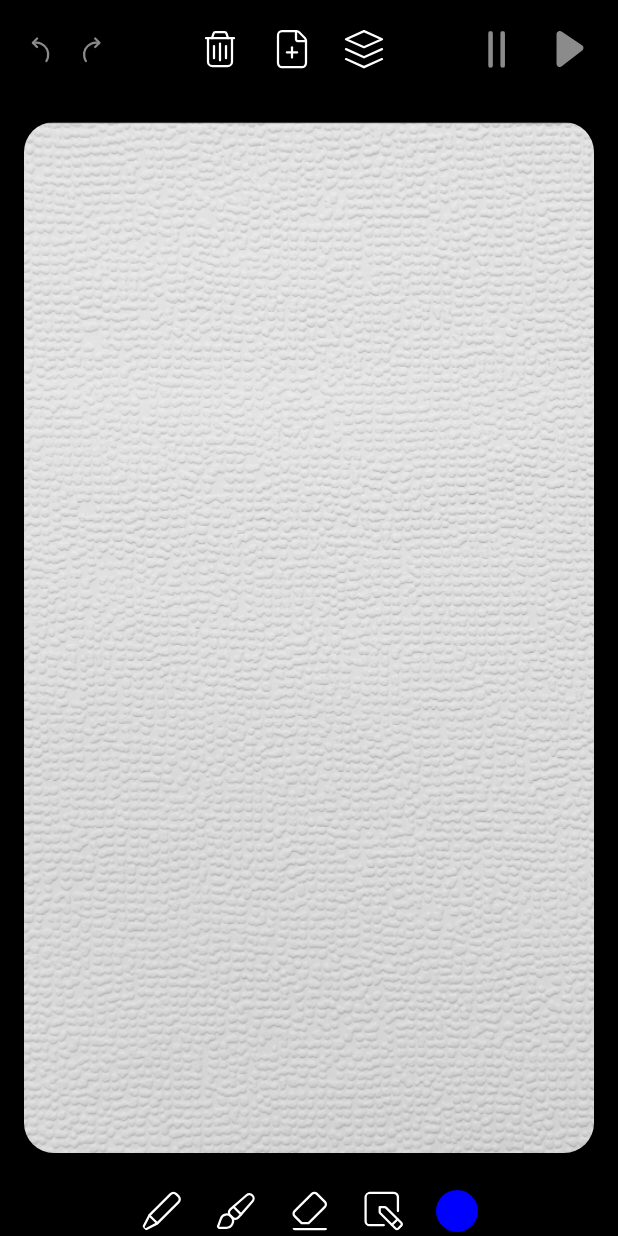
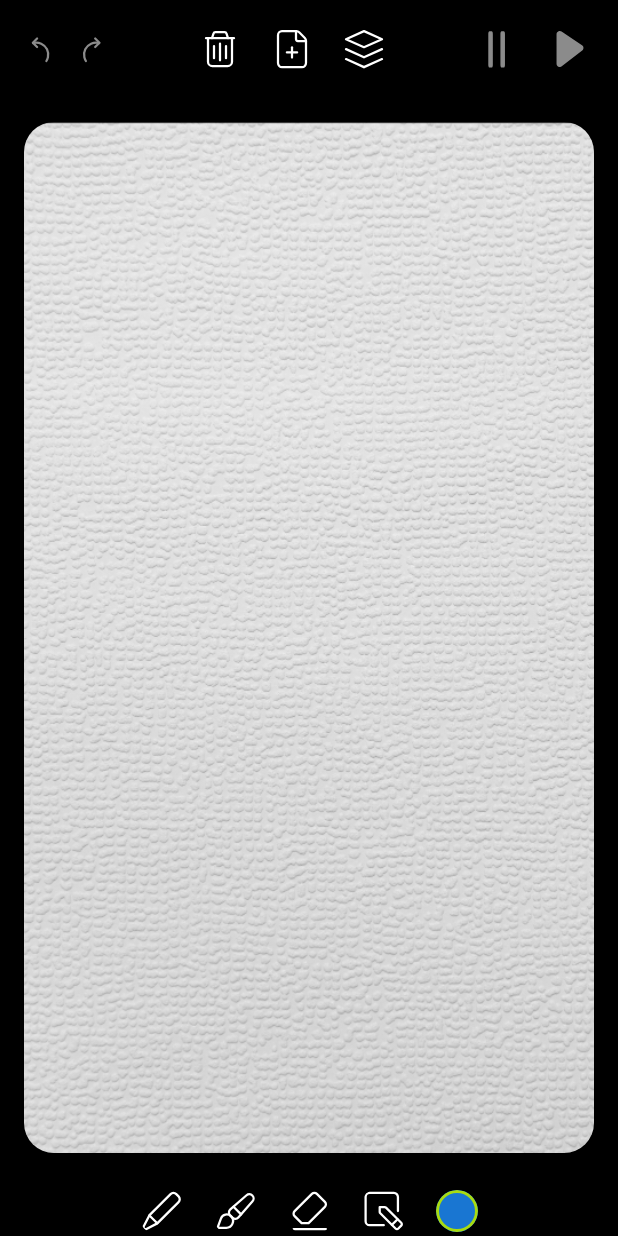
Before and after one commit to Gr0mY/YandexCup2024, an Android app built with Jetpack Compose: the screen it shows after launch (MainActivity), on a phone screen of 412 x 824 dp. Run offline under Robolectric (Android 15) with nearby library versions, the phone set to English and light mode, and no system bars.

Commit message:
выбор цветов

```diff
--- a/app/src/main/kotlin/ru/iblinov/yc2024/common/theme/Color.kt
+++ b/app/src/main/kotlin/ru/iblinov/yc2024/common/theme/Color.kt
@@ -14,4 +14,49 @@ object AppColors {
     val Black = Color(0xFF000000)
     val White = Color(0xFFFFFFFF)
     val ButtonInactive = Color(0xFF8B8B8B)
+    val GreenSelected = Color(0xFFA8DB10)
+
+    val CommonColors: List<Color> = listOf(
+        Color(0xFFFFFFFF),
+        Color(0xFFFF3D00),
+        Color(0xFF000000),
+        Color(0xFF1976D2),
+    )
+    val AdditionalColors: List<List<Color>> = listOf(
+        listOf(
+            Color(0xFFFFFECC),
+            Color(0xFFFF95D5),
+            Color(0xFFFFD1A9),
+            Color(0xFFEDCAFF),
+            Color(0xFFCCF3FF),
+        ),
+        listOf(
+            Color(0xFFF3ED00),
+            Color(0xFFF8D3E3),
+            Color(0xFFFA9A46),
+            Color(0xFFB18CFE),
+            Color(0xFF94E4FD),
+        ),
+        listOf(
+            Color(0xFFA8DB10),
+            Color(0xFFFB66A4),
+            Color(0xFFFC7600),
+            Color(0xFF9747FF),
+            Color(0xFF00C9FB),
+        ),
+        listOf(
+            Color(0xFF75BB41),
+            Color(0xFFDC0057),
+            Color(0xFFED746C),
+            Color(0xFF4D21B2),
+            Color(0xFF73A8FC),
+        ),
+        listOf(
+            Color(0xFF4E7A25),
+            Color(0xFF9D234C),
+            Color(0xFFFF3D00),
+            Color(0xFF641580),
+            Color(0xFF1976D2),
+        ),
+    )
 }
--- a/app/src/main/kotlin/ru/iblinov/yc2024/main/mvi/Main.kt
+++ b/app/src/main/kotlin/ru/iblinov/yc2024/main/mvi/Main.kt
@@ -1,14 +1,26 @@
 package ru.iblinov.yc2024.main.mvi
+
+import androidx.compose.ui.graphics.Color
+import ru.iblinov.yc2024.common.theme.AppColors
 
 data class MainState(
     val drawingToolbarButtons: DrawingToolbarButtons = DrawingToolbarButtons(),
     val updateCanvasSignal: Long = Long.MIN_VALUE,
+    val palette: Palette = Palette(),
 ) {
     data class DrawingToolbarButtons(
         val isCancelButtonActive: Boolean = false,
         val isRedoButtonActive: Boolean = false,
         val isPauseButtonActive: Boolean = false,
         val isPlayButtonActive: Boolean = false,
+    )
+
+    data class Palette(
+        val selectedColor: Color = AppColors.CommonColors.last(),
+        val commonColors: List<Color> = AppColors.CommonColors,
+        val additionalColors: List<List<Color>> = AppColors.AdditionalColors,
+        val areCommonColorsVisible: Boolean = false,
+        val areAdditionalColorsVisible: Boolean = false,
     )
 }
 
@@ -29,4 +41,17 @@ sealed interface MainAction {
     data object PlayButtonClicked : MainAction
 
     data object OnDragEnd : MainAction
+
+    sealed interface Palette : MainAction {
+
+        data object ChooseColorClicked : Palette
+
+        data object AdditionalColorsClicked : Palette
+
+        data object OutlineClicked : Palette
+
+        data class ColorChosen(
+            val color: Color
+        ) : Palette
+    }
 }
--- /dev/null
+++ b/app/src/main/kotlin/ru/iblinov/yc2024/main/ui/AppButtons.kt
@@ -0,0 +1,63 @@
+package ru.iblinov.yc2024.main.ui
+
+import androidx.annotation.DrawableRes
+import androidx.compose.foundation.background
+import androidx.compose.foundation.border
+import androidx.compose.foundation.clickable
+import androidx.compose.foundation.layout.Box
+import androidx.compose.foundation.layout.padding
+import androidx.compose.foundation.layout.size
+import androidx.compose.foundation.shape.CircleShape
+import androidx.compose.material3.Icon
+import androidx.compose.runtime.Composable
+import androidx.compose.ui.Modifier
+import androidx.compose.ui.draw.clip
+import androidx.compose.ui.graphics.Color
+import androidx.compose.ui.res.painterResource
+import androidx.compose.ui.unit.dp
+import ru.iblinov.yc2024.common.theme.AppColors
+import ru.iblinov.yc2024.main.mvi.MainAction
+
+
+@Composable
+fun ColorButton(
+    color: Color,
+    borderColor: Color = Color.Transparent,
+    onAction: (MainAction) -> Unit
+) {
+    Box(
+        modifier = Modifier
+            .size(32.dp)
+            .padding(2.dp)
+            .clip(CircleShape)
+            .background(color)
+            .border(1.5.dp, borderColor, CircleShape)
+            .clickable { onAction(MainAction.Palette.ChooseColorClicked) }
+    )
+}
+
+@Composable
+fun AppIconButton(
+    isActive: Boolean = true,
+    @DrawableRes
+    drawableRes: Int,
+    contentDescription: String,
+    tint: Color = toolbarButtonTint(isActive),
+    onClick: () -> Unit,
+) {
+    Icon(
+        modifier = Modifier
+            .clip(CircleShape)
+            .clickable(
+                enabled = isActive,
+                onClick = onClick
+            ),
+        painter = painterResource(drawableRes),
+        tint = tint,
+        contentDescription = contentDescription,
+    )
+}
+
+private fun toolbarButtonTint(
+    isPauseButtonActive: Boolean,
+): Color = if (isPauseButtonActive) AppColors.White else AppColors.ButtonInactive
--- a/app/src/main/kotlin/ru/iblinov/yc2024/main/ui/AppIconButton.kt
+++ /dev/null
@@ -1,37 +0,0 @@
-package ru.iblinov.yc2024.main.ui
-
-import androidx.annotation.DrawableRes
-import androidx.compose.foundation.clickable
-import androidx.compose.foundation.shape.CircleShape
-import androidx.compose.material3.Icon
-import androidx.compose.runtime.Composable
-import androidx.compose.ui.Modifier
-import androidx.compose.ui.draw.clip
-import androidx.compose.ui.res.painterResource
-import ru.iblinov.yc2024.common.theme.AppColors.ButtonInactive
-import ru.iblinov.yc2024.common.theme.AppColors.White
-
-@Composable
-fun AppIconButton(
-    isActive: Boolean = true,
-    @DrawableRes
-    drawableRes: Int,
-    contentDescription: String,
-    onClick: () -> Unit,
-) {
-    Icon(
-        modifier = Modifier
-            .clip(CircleShape)
-            .clickable(
-                enabled = isActive,
-                onClick = onClick
-            ),
-        painter = painterResource(drawableRes),
-        tint = toolbarButtonTint(isActive),
-        contentDescription = contentDescription,
-    )
-}
-
-private fun toolbarButtonTint(
-    isPauseButtonActive: Boolean,
-) = if (isPauseButtonActive) White else ButtonInactive
--- a/app/src/main/kotlin/ru/iblinov/yc2024/main/ui/ControlPanel.kt
+++ b/app/src/main/kotlin/ru/iblinov/yc2024/main/ui/ControlPanel.kt
@@ -1,34 +1,33 @@
 package ru.iblinov.yc2024.main.ui
 
-import androidx.compose.foundation.background
 import androidx.compose.foundation.layout.Arrangement
-import androidx.compose.foundation.layout.Box
 import androidx.compose.foundation.layout.Row
 import androidx.compose.foundation.layout.fillMaxWidth
 import androidx.compose.foundation.layout.navigationBarsPadding
 import androidx.compose.foundation.layout.padding
-import androidx.compose.foundation.layout.size
-import androidx.compose.foundation.shape.CircleShape
 import androidx.compose.runtime.Composable
-import androidx.compose.runtime.MutableState
 import androidx.compose.ui.Alignment
 import androidx.compose.ui.Modifier
-import androidx.compose.ui.draw.clip
 import androidx.compose.ui.graphics.Color
+import androidx.compose.ui.layout.onGloballyPositioned
+import androidx.compose.ui.layout.positionInParent
 import androidx.compose.ui.unit.dp
 import ru.iblinov.yc2024.R
+import ru.iblinov.yc2024.common.theme.AppColors
 import ru.iblinov.yc2024.main.mvi.MainAction
 
 @Composable
 fun ControlPanel(
-    currentColor: MutableState<Color>,
-    onAction: (MainAction) -> Unit
+    currentColor: Color,
+    getTopOfControlPanel: (Float) -> Unit,
+    onAction: (MainAction) -> Unit,
 ) {
     Row(
         modifier = Modifier
             .fillMaxWidth()
             .padding(top = 22.dp)
-            .navigationBarsPadding(),
+            .navigationBarsPadding()
+            .onGloballyPositioned { getTopOfControlPanel(it.positionInParent().y) },
         verticalAlignment = Alignment.CenterVertically,
         horizontalArrangement = Arrangement.spacedBy(
             space = 16.dp,
@@ -39,7 +38,11 @@ fun ControlPanel(
         BrushButton()
         EraseButton()
         InstrumentsButton()
-        ColorButton(currentColor)
+        ColorButton(
+            color = currentColor,
+            borderColor = AppColors.GreenSelected,
+            onAction = onAction
+        )
     }
 }
 
@@ -86,14 +89,3 @@ private fun InstrumentsButton() {
         onClick = { },
     )
 }
-
-@Composable
-private fun ColorButton(currentColor: MutableState<Color>) {
-    Box(
-        modifier = Modifier
-            .size(32.dp)
-            .padding(2.dp)
-            .clip(CircleShape)
-            .background(currentColor.value)
-    )
-}
--- /dev/null
+++ b/app/src/main/kotlin/ru/iblinov/yc2024/main/ui/DrawingCanvas.kt
@@ -0,0 +1,108 @@
+package ru.iblinov.yc2024.main.ui
+
+import androidx.compose.foundation.Image
+import androidx.compose.foundation.gestures.detectDragGestures
+import androidx.compose.foundation.gestures.detectTapGestures
+import androidx.compose.foundation.layout.Box
+import androidx.compose.foundation.layout.ColumnScope
+import androidx.compose.foundation.layout.fillMaxSize
+import androidx.compose.foundation.layout.fillMaxWidth
+import androidx.compose.foundation.layout.padding
+import androidx.compose.foundation.shape.RoundedCornerShape
+import androidx.compose.runtime.Composable
+import androidx.compose.runtime.MutableLongState
+import androidx.compose.runtime.getValue
+import androidx.compose.runtime.mutableStateOf
+import androidx.compose.runtime.remember
+import androidx.compose.runtime.rememberUpdatedState
+import androidx.compose.runtime.setValue
+import androidx.compose.ui.Modifier
+import androidx.compose.ui.draw.clip
+import androidx.compose.ui.draw.drawWithContent
+import androidx.compose.ui.graphics.Color
+import androidx.compose.ui.graphics.Path
+import androidx.compose.ui.graphics.PointMode
+import androidx.compose.ui.graphics.StrokeCap
+import androidx.compose.ui.graphics.drawscope.Stroke
+import androidx.compose.ui.input.pointer.pointerInput
+import androidx.compose.ui.layout.ContentScale
+import androidx.compose.ui.res.painterResource
+import androidx.compose.ui.unit.dp
+import ru.iblinov.yc2024.R
+import ru.iblinov.yc2024.common.model.DrawnPath
+import ru.iblinov.yc2024.main.mvi.MainAction
+
+@Composable
+fun ColumnScope.DrawingCanvas(
+    drawnPaths: MutableList<DrawnPath>,
+    color: Color,
+    counterHack: MutableLongState,
+    onAction: (MainAction) -> Unit,
+) {
+    var currentDrawnPath by remember { mutableStateOf(DrawnPath.EMPTY) }
+
+    val pathStroke = remember { Stroke(width = 10f) }
+
+    val updatedColor = rememberUpdatedState(color)
+
+    Box(
+        Modifier
+            .padding(top = 32.dp)
+            .fillMaxWidth()
+            .weight(1f)
+            .clip(RoundedCornerShape(20.dp))
+            .pointerInput(Unit) {
+                detectTapGestures(
+                    onPress = {
+                        currentDrawnPath = DrawnPath(
+                            startPointAsList = listOf(it),
+                            path = Path().apply { moveTo(it.x, it.y) },
+                            color = updatedColor.value
+                        )
+                        drawnPaths += currentDrawnPath
+
+                        counterHack.longValue++
+                    }
+                )
+            }
+            .pointerInput(Unit) {
+                detectDragGestures(
+                    onDragEnd = {
+                        onAction(MainAction.OnDragEnd)
+                    },
+                    onDrag = { change, _ ->
+                        currentDrawnPath.path.lineTo(change.position.x, change.position.y)
+                        counterHack.longValue++
+                    }
+                )
+            }
+            .drawWithContent {
+                counterHack.longValue
+
+                drawContent()
+
+                drawnPaths.forEach {
+                    drawPoints(
+                        points = it.startPointAsList,
+                        pointMode = PointMode.Points,
+                        cap = StrokeCap.Round,
+                        color = it.color,
+                        strokeWidth = 10f,
+                    )
+
+                    drawPath(
+                        path = it.path,
+                        color = it.color,
+                        style = pathStroke
+                    )
+                }
+            }
+    ) {
+        Image(
+            modifier = Modifier.fillMaxSize(),
+            painter = painterResource(R.drawable.background_rectangle),
+            contentDescription = null,
+            contentScale = ContentScale.Crop
+        )
+    }
+}
--- a/app/src/main/kotlin/ru/iblinov/yc2024/main/ui/DrawingToolbar.kt
+++ b/app/src/main/kotlin/ru/iblinov/yc2024/main/ui/DrawingToolbar.kt
@@ -1,11 +1,8 @@
 package ru.iblinov.yc2024.main.ui
 
 import androidx.compose.foundation.layout.Row
-import androidx.compose.foundation.layout.RowScope
-import androidx.compose.foundation.layout.Spacer
 import androidx.compose.foundation.layout.fillMaxWidth
 import androidx.compose.foundation.layout.padding
-import androidx.compose.foundation.layout.width
 import androidx.compose.runtime.Composable
 import androidx.compose.ui.Alignment
 import androidx.compose.ui.Modifier
@@ -126,18 +123,3 @@ private fun PlayButton(
         onClick = { onAction(MainAction.PlayButtonClicked) },
     )
 }
-
-@Composable
-private fun SpacerWidth8() {
-    Spacer(Modifier.width(8.dp))
-}
-
-@Composable
-private fun SpacerWidth16() {
-    Spacer(Modifier.width(16.dp))
-}
-
-@Composable
-private fun RowScope.SpacerWeight1() {
-    Spacer(Modifier.weight(1f))
-}
--- a/app/src/main/kotlin/ru/iblinov/yc2024/main/ui/MainScreenContent.kt
+++ b/app/src/main/kotlin/ru/iblinov/yc2024/main/ui/MainScreenContent.kt
@@ -1,39 +1,15 @@
 package ru.iblinov.yc2024.main.ui
 
-import androidx.compose.foundation.Image
-import androidx.compose.foundation.gestures.detectDragGestures
-import androidx.compose.foundation.gestures.detectTapGestures
-import androidx.compose.foundation.layout.Box
 import androidx.compose.foundation.layout.Column
-import androidx.compose.foundation.layout.ColumnScope
-import androidx.compose.foundation.layout.fillMaxSize
-import androidx.compose.foundation.layout.fillMaxWidth
 import androidx.compose.foundation.layout.padding
-import androidx.compose.foundation.shape.RoundedCornerShape
 import androidx.compose.material3.Scaffold
 import androidx.compose.runtime.Composable
 import androidx.compose.runtime.LaunchedEffect
-import androidx.compose.runtime.MutableLongState
-import androidx.compose.runtime.State
-import androidx.compose.runtime.getValue
+import androidx.compose.runtime.mutableFloatStateOf
 import androidx.compose.runtime.mutableLongStateOf
-import androidx.compose.runtime.mutableStateOf
 import androidx.compose.runtime.remember
-import androidx.compose.runtime.setValue
 import androidx.compose.ui.Modifier
-import androidx.compose.ui.draw.clip
-import androidx.compose.ui.draw.drawWithContent
-import androidx.compose.ui.graphics.Color
-import androidx.compose.ui.graphics.Path
-import androidx.compose.ui.graphics.PointMode
-import androidx.compose.ui.graphics.StrokeCap
-import androidx.compose.ui.graphics.drawscope.Stroke
-import androidx.compose.ui.input.pointer.pointerInput
-import androidx.compose.ui.layout.ContentScale
-import androidx.compose.ui.res.painterResource
-import androidx.compose.ui.tooling.preview.Preview
 import androidx.compose.ui.unit.dp
-import ru.iblinov.yc2024.R
 import ru.iblinov.yc2024.common.model.DrawnPath
 import ru.iblinov.yc2024.common.theme.LivePicturesTheme
 import ru.iblinov.yc2024.main.mvi.MainAction
@@ -47,110 +23,34 @@ fun MainScreenContent(
 ) {
     LivePicturesTheme {
         Scaffold { scaffoldPadding ->
+            val topOfControlPanel = remember { mutableFloatStateOf(0f) }
+
             Column(
                 modifier = Modifier
                     .padding(scaffoldPadding)
                     .padding(horizontal = 16.dp)
             ) {
-                val currentColor = remember { mutableStateOf(Color.Blue) }
                 val counterHack = remember { mutableLongStateOf(Long.MIN_VALUE) }
 
                 DrawingToolbar(state.drawingToolbarButtons, onAction)
                 DrawingCanvas(
                     drawnPaths = drawnPaths,
-                    color = currentColor,
+                    color = state.palette.selectedColor,
                     counterHack = counterHack,
                     onAction = onAction,
                 )
-                ControlPanel(currentColor, onAction)
+                ControlPanel(
+                    currentColor = state.palette.selectedColor,
+                    getTopOfControlPanel = { topOfControlPanel.floatValue = it },
+                    onAction = onAction
+                )
 
                 LaunchedEffect(state.updateCanvasSignal) {
                     counterHack.longValue++
                 }
             }
+
+            Palette(state.palette, topOfControlPanel, onAction)
         }
     }
 }
-
-@Composable
-fun ColumnScope.DrawingCanvas(
-    drawnPaths: MutableList<DrawnPath>,
-    color: State<Color>,
-    counterHack: MutableLongState,
-    onAction: (MainAction) -> Unit,
-) {
-    var currentDrawnPath by remember { mutableStateOf(DrawnPath.EMPTY) }
-
-    val pathStroke = remember { Stroke(width = 10f) }
-
-    Box(
-        Modifier
-            .padding(top = 32.dp)
-            .fillMaxWidth()
-            .weight(1f)
-            .clip(RoundedCornerShape(20.dp))
-            .pointerInput(Unit) {
-                detectTapGestures(
-                    onPress = {
-                        currentDrawnPath = DrawnPath(
-                            startPointAsList = listOf(it),
-                            path = Path().apply { moveTo(it.x, it.y) },
-                            color = color.value
-                        )
-                        drawnPaths += currentDrawnPath
-
-                        counterHack.longValue++
-                    }
-                )
-            }
-            .pointerInput(Unit) {
-                detectDragGestures(
-                    onDragEnd = {
-                        onAction(MainAction.OnDragEnd)
-                    },
-                    onDrag = { change, _ ->
-                        currentDrawnPath.path.lineTo(change.position.x, change.position.y)
-                        counterHack.longValue++
-                    }
-                )
-            }
-            .drawWithContent {
-                counterHack.longValue
-
-                drawContent()
-
-                drawnPaths.forEach {
-                    drawPoints(
-                        points = it.startPointAsList,
-                        pointMode = PointMode.Points,
-                        cap = StrokeCap.Round,
-                        color = it.color,
-                        strokeWidth = 10f,
-                    )
-
-                    drawPath(
-                        path = it.path,
-                        color = it.color,
-                        style = pathStroke
-                    )
-                }
-            }
-    ) {
-        Image(
-            modifier = Modifier.fillMaxSize(),
-            painter = painterResource(R.drawable.background_rectangle),
-            contentDescription = null,
-            contentScale = ContentScale.Crop
-        )
-    }
-}
-
-@Preview
-@Composable
-private fun MainScreenContentPreview() {
-    MainScreenContent(
-        state = MainState(),
-        onAction = {},
-        drawnPaths = remember { mutableListOf<DrawnPath>() }
-    )
-}
--- /dev/null
+++ b/app/src/main/kotlin/ru/iblinov/yc2024/main/ui/Spacers.kt
@@ -0,0 +1,29 @@
+package ru.iblinov.yc2024.main.ui
+
+import androidx.compose.foundation.layout.RowScope
+import androidx.compose.foundation.layout.Spacer
+import androidx.compose.foundation.layout.height
+import androidx.compose.foundation.layout.width
+import androidx.compose.runtime.Composable
+import androidx.compose.ui.Modifier
+import androidx.compose.ui.unit.dp
+
+@Composable
+fun SpacerWidth8() {
+    Spacer(Modifier.width(8.dp))
+}
+
+@Composable
+fun SpacerWidth16() {
+    Spacer(Modifier.width(16.dp))
+}
+
+@Composable
+fun SpacerHeight8() {
+    Spacer(Modifier.height(8.dp))
+}
+
+@Composable
+fun RowScope.SpacerWeight1() {
+    Spacer(Modifier.weight(1f))
+}
```
Also changed, not shown: app/src/main/kotlin/ru/iblinov/yc2024/main/ui/Palette.kt (added, +138 -0 lines), app/src/main/kotlin/ru/iblinov/yc2024/main/viewmodel/MainReducer.kt (+27 -0 lines), app/src/main/kotlin/ru/iblinov/yc2024/main/viewmodel/MainViewModel.kt (+13 -1 lines), app/src/main/res/drawable/color__palette.xml (added, +49 -0 lines).
